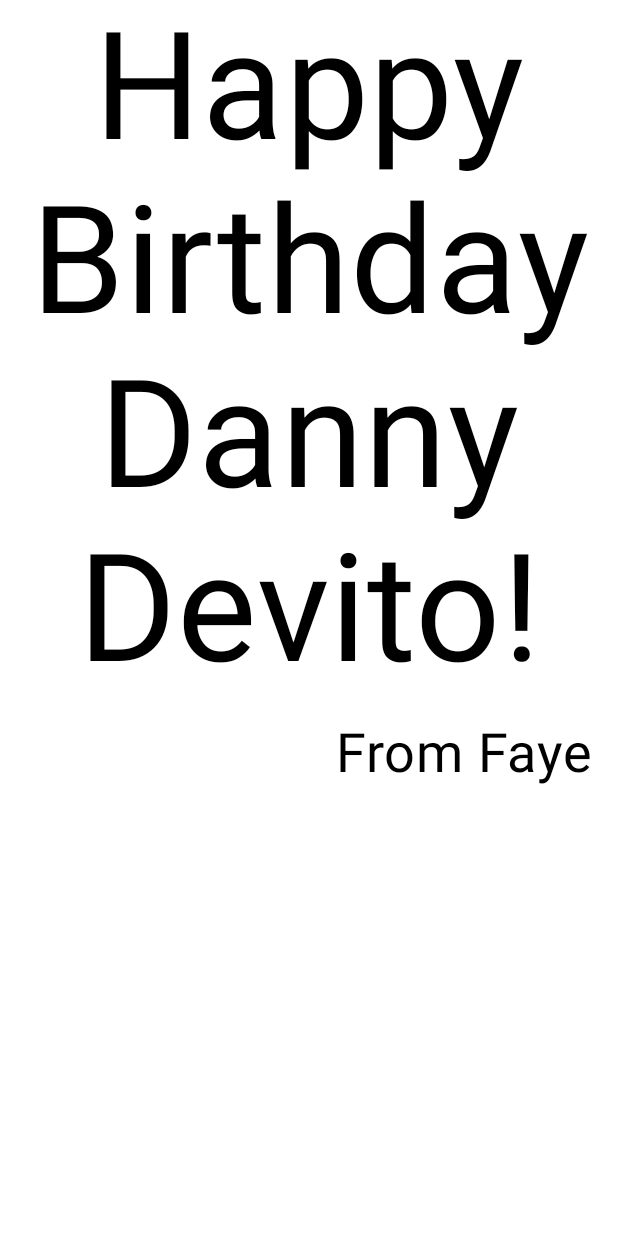
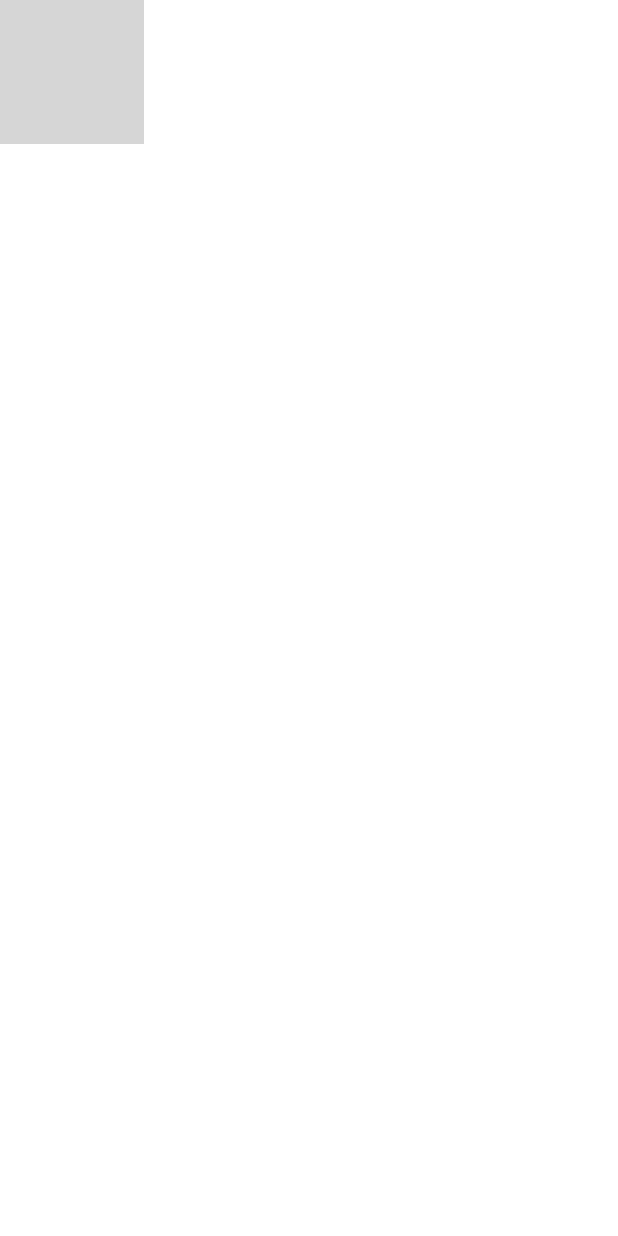
Before and after one commit to FayeDe/8INF865H2025_AD, an Android app built with Jetpack Compose: the @Preview function BirthdayCardPreview, on a phone screen of 412 x 824 dp. Run offline under Robolectric (Android 15) with nearby library versions, the phone set to English and light mode, and no system bars; grey boxes are pictures that could not be loaded.

Commit message:
Ex2 Step3

```diff
--- a/app/src/main/java/com/example/happybirthday/MainActivity.kt
+++ b/app/src/main/java/com/example/happybirthday/MainActivity.kt
@@ -16,10 +16,12 @@ import androidx.compose.material3.Text
 import androidx.compose.runtime.Composable
 import androidx.compose.ui.Alignment
 import androidx.compose.ui.Modifier
+import androidx.compose.ui.res.painterResource
 import androidx.compose.ui.text.style.TextAlign
 import androidx.compose.ui.tooling.preview.Preview
 import androidx.compose.ui.unit.dp
 import androidx.compose.ui.unit.sp
+import androidx.compose.foundation.Image
 import com.example.happybirthday.ui.theme.HappyBirthdayTheme
 
 class MainActivity : ComponentActivity() {
@@ -58,10 +60,19 @@ fun GreetingText(message: String, from: String, modifier: Modifier = Modifier) {
     }
 }
 
+@Composable
+fun GreetingImage(message: String, from: String, modifier: Modifier = Modifier) {
+    val image = painterResource(R.drawable.androidparty)
+    Image(
+        painter = image,
+        contentDescription = null
+    )
+}
+
 @Preview(showBackground = true)
 @Composable
 fun BirthdayCardPreview() {
     HappyBirthdayTheme {
-        GreetingText(message = "Happy Birthday Danny Devito!", from = "From Faye")
+        GreetingImage(message = "Happy Birthday Danny Devito!", from = "From Faye")
     }
 }
```
